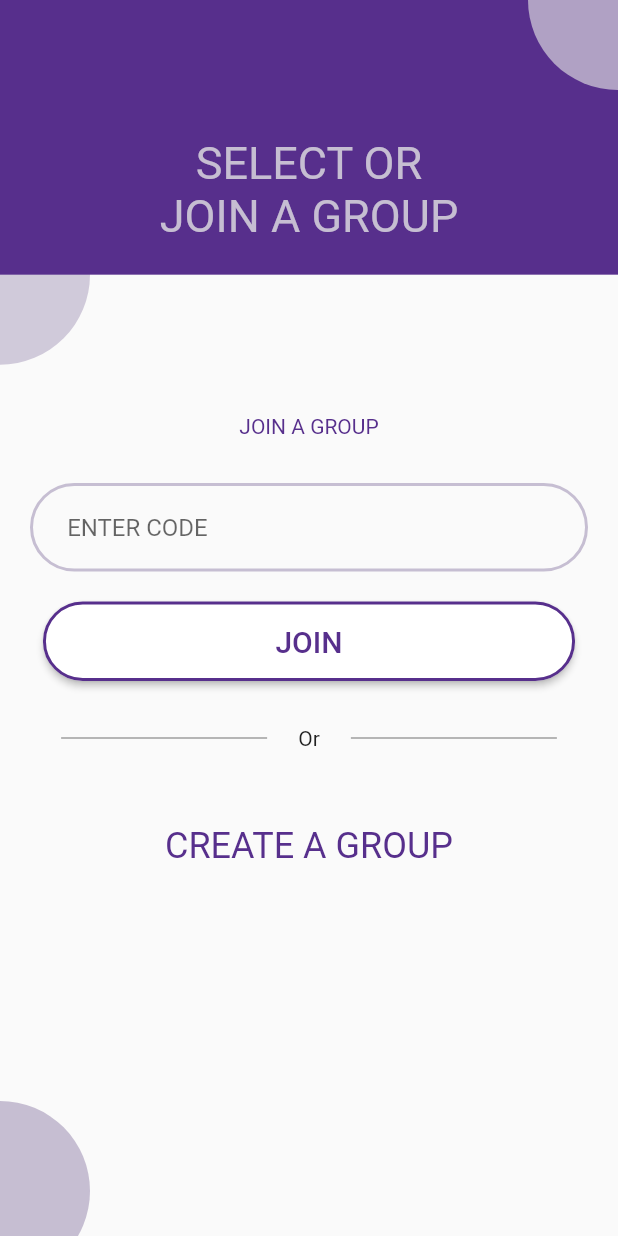
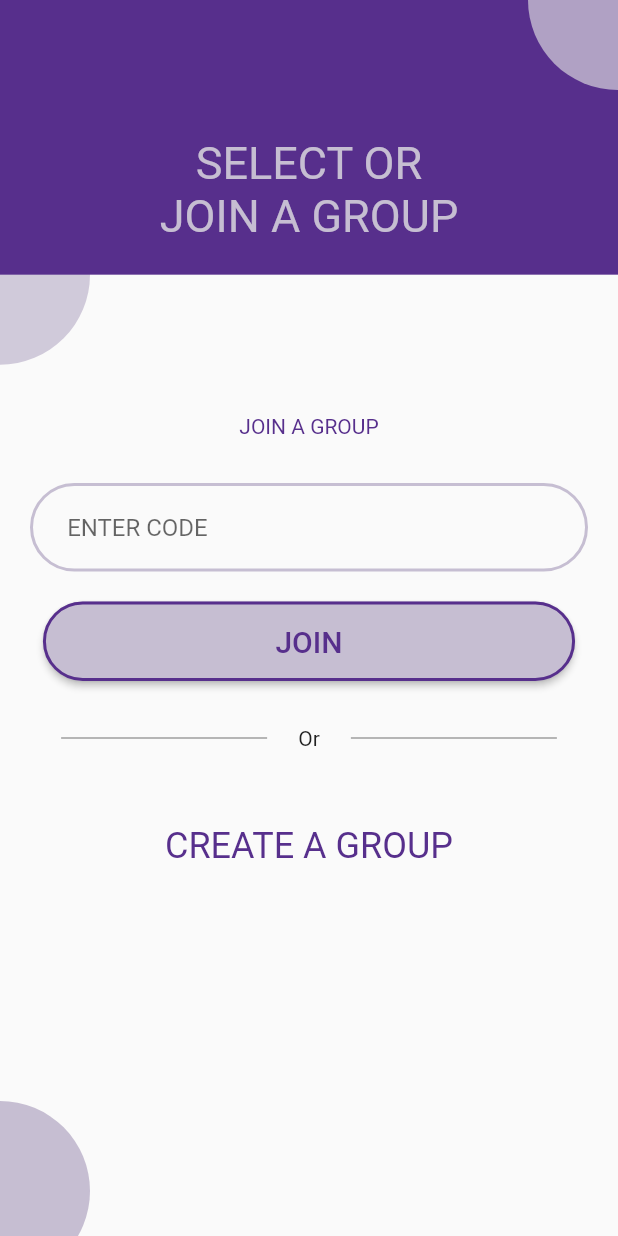
Before and after one commit to Werdert45/myTeamTasker, a Flutter app: the SelectGroupPage screen opened by its route, on a phone screen of 412 x 824 dp. Run offline on Flutter 3.47's test engine with Material 2 defaults, Android fonts, the phone set to English and light mode, and no system bars; our stand-ins replace bubble_tab_indicator, charts_flutter, circular_check_box, cloud_firestore, firebase_auth, firebase_storage and 3 more; missing offline and left inert: emoji_picker, firebase_image, flutter_clean_calendar; accounts and stored records are empty.

Commit message:
APP-34: fixed join group and create group + iOS errors all, works now

```diff
--- a/lib/screens/authentication/select-group.dart
+++ b/lib/screens/authentication/select-group.dart
@@ -18,9 +18,21 @@ class _SelectGroupPageState extends State<SelectGroupPage> {
 
   final AuthService _auth = AuthService();
   final DatabaseService database = DatabaseService();
-  final _formkey = GlobalKey<FormState>();
 
-  String _group_code = "";
+  TextEditingController _controller;
+
+  var _group_code;
+
+
+  @override
+  void initState() {
+    // TODO: implement initState
+    super.initState();
+
+    _group_code = "";
+
+    _controller = new TextEditingController();
+  }
 
   @override
   Widget build(BuildContext context) {
@@ -65,9 +77,12 @@ class _SelectGroupPageState extends State<SelectGroupPage> {
                     SizedBox(height: 30),
                     Text("JOIN A GROUP", style: TextStyle(color: primaryColor)),
                     SizedBox(height: 30),
+
+                    // The error for iOS is in here
                     Padding(
                         padding: EdgeInsets.only(left: 20, right: 20),
                         child: TextField(
+                          controller: _controller,
                           onChanged: (val) {
                             setState(() => _group_code = val);
                           },
@@ -94,9 +109,22 @@ class _SelectGroupPageState extends State<SelectGroupPage> {
                         )
                     ),
                     SizedBox(height: 20),
-
-                    // NEW FUNCTION: CHECK IF GROUP EXISTS, IF SO, ADD THE USER
-                    secondaryRoundButton(primaryColor, Colors.white, "JOIN", database.addToGroup(user.uid, _group_code), 310, 30),
+                    RaisedButton(
+                        onPressed: () {
+                          database.addToGroup(user.uid, _group_code, "Ian Ronk");
+                          Navigator.popAndPushNamed(context, '/homepage');
+                        },
+                        textColor: primaryColor,
+                        padding: EdgeInsets.symmetric(horizontal: 310/2, vertical: 30/2),
+                        shape: RoundedRectangleBorder(
+                          borderRadius: BorderRadius.circular(310/2),
+                          side: BorderSide(color: primaryColor, width: 2),
+                        ),
+                        color: secondaryColor,
+                        child: Container(
+                            child: Text("JOIN", style: TextStyle(fontSize: 20))
+                        )
+                    ),
                     SizedBox(height: 30),
                     Container(
                       width: MediaQuery.of(context).size.width - 40,
```
Also changed, not shown: lib/screens/app/calendarpage.dart (+8 -0 lines), lib/screens/authentication/selectprofpic.dart (+17 -7 lines), lib/services/database.dart (+14 -5 lines), 1 other file.
